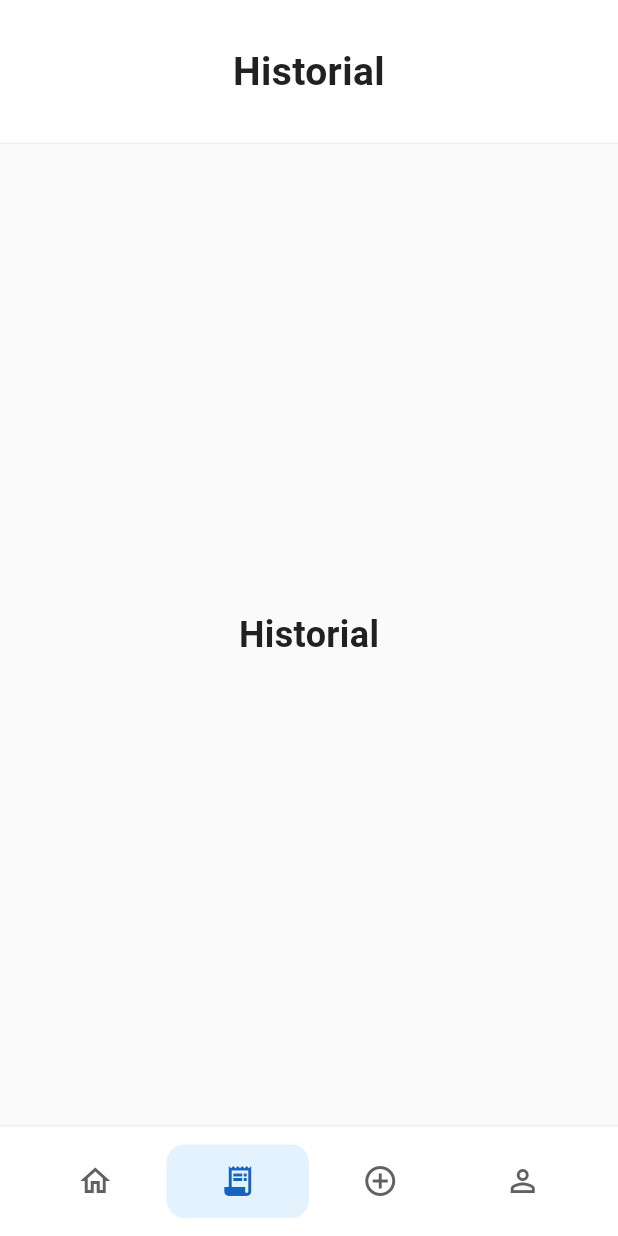
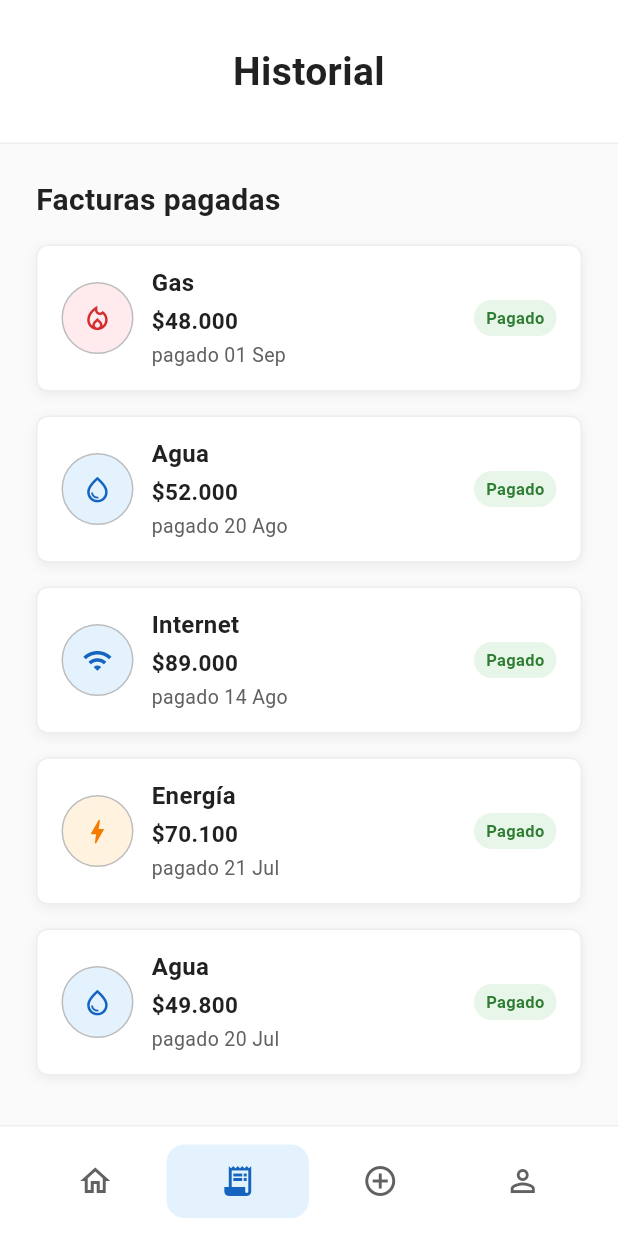
Before and after one commit to jcordobav/alerta-pagos-mobile, a Flutter app: the screen it shows after launch, item 2 of the bottom bar chosen, on a phone screen of 412 x 824 dp. Run offline on Flutter 3.47's test engine with Material 3 defaults, Android fonts, the phone set to English and light mode, and no system bars.

Commit message:
feat(historial): add historial view

```diff
--- /dev/null
+++ b/lib/data/demo_payment_history.dart
@@ -0,0 +1,57 @@
+import '../models/bill.dart';
+import '../models/paid_bill.dart';
+
+final demoPaymentHistory = <PaidBill>[
+  PaidBill(
+    id: 'internet-2026-08',
+    serviceName: 'Internet',
+    serviceType: ServiceType.internet,
+    amount: r'$89.000',
+    paidAt: DateTime(2026, 8, 14),
+  ),
+  PaidBill(
+    id: 'energy-2026-07',
+    serviceName: 'Energía',
+    serviceType: ServiceType.energy,
+    amount: r'$70.100',
+    paidAt: DateTime(2026, 7, 21),
+  ),
+  PaidBill(
+    id: 'gas-2026-09',
+    serviceName: 'Gas',
+    serviceType: ServiceType.gas,
+    amount: r'$48.000',
+    paidAt: DateTime(2026, 9, 1),
+  ),
+  PaidBill(
+    id: 'water-2026-08',
+    serviceName: 'Agua',
+    serviceType: ServiceType.water,
+    amount: r'$52.000',
+    paidAt: DateTime(2026, 8, 20),
+  ),
+  PaidBill(
+    id: 'water-2026-07',
+    serviceName: 'Agua',
+    serviceType: ServiceType.water,
+    amount: r'$49.800',
+    paidAt: DateTime(2026, 7, 20),
+  ),
+];
+
+final longTextPaymentHistory = <PaidBill>[
+  PaidBill(
+    id: 'internet-long-2026-09',
+    serviceName: 'Internet fibra óptica hogar + televisión y telefonía fija',
+    serviceType: ServiceType.internet,
+    amount: r'$1.249.990.000',
+    paidAt: DateTime(2026, 9, 12),
+  ),
+  PaidBill(
+    id: 'energy-long-2026-09',
+    serviceName: 'Energía eléctrica conjunto residencial apartamento 1204',
+    serviceType: ServiceType.energy,
+    amount: r'$356.780',
+    paidAt: DateTime(2026, 9, 3),
+  ),
+];
--- a/lib/models/bill.dart
+++ b/lib/models/bill.dart
@@ -1,4 +1,4 @@
-enum ServiceType { energy, internet, water }
+enum ServiceType { energy, internet, water, gas }
 
 enum BillStatus { pending, paid, overdue }
 
--- /dev/null
+++ b/lib/models/paid_bill.dart
@@ -0,0 +1,37 @@
+import 'bill.dart';
+
+class PaidBill {
+  const PaidBill({
+    required this.id,
+    required this.serviceName,
+    required this.serviceType,
+    required this.amount,
+    required this.paidAt,
+  });
+
+  static const _monthLabels = <String>[
+    'Ene',
+    'Feb',
+    'Mar',
+    'Abr',
+    'May',
+    'Jun',
+    'Jul',
+    'Ago',
+    'Sep',
+    'Oct',
+    'Nov',
+    'Dic',
+  ];
+
+  final String id;
+  final String serviceName;
+  final ServiceType serviceType;
+  final String amount;
+  final DateTime paidAt;
+
+  /// Fecha corta de pago, por ejemplo `01 Sep`.
+  String get paidDateLabel =>
+      '${paidAt.day.toString().padLeft(2, '0')} '
+      '${_monthLabels[paidAt.month - 1]}';
+}
--- /dev/null
+++ b/lib/screens/history/history_page.dart
@@ -0,0 +1,187 @@
+import 'package:flutter/material.dart';
+
+import '../../models/paid_bill.dart';
+import '../../services/payment_history_service.dart';
+import '../../theme/app_colors.dart';
+import '../../theme/app_text_styles.dart';
+import '../../widgets/app_header.dart';
+import '../../widgets/paid_bill_card.dart';
+
+enum _HistoryStatus { idle, loading, content, empty, error }
+
+class HistoryPage extends StatefulWidget {
+  const HistoryPage({
+    super.key,
+    required this.paymentHistoryService,
+    required this.isActive,
+  });
+
+  final PaymentHistoryService paymentHistoryService;
+
+  /// El historial se carga la primera vez que la pestaña se muestra.
+  final bool isActive;
+
+  @override
+  State<HistoryPage> createState() => _HistoryPageState();
+}
+
+class _HistoryPageState extends State<HistoryPage> {
+  _HistoryStatus _status = _HistoryStatus.idle;
+  List<PaidBill> _paidBills = const [];
+
+  @override
+  void initState() {
+    super.initState();
+    if (widget.isActive) _loadPaidBills();
+  }
+
+  @override
+  void didUpdateWidget(HistoryPage oldWidget) {
+    super.didUpdateWidget(oldWidget);
+    if (widget.isActive && _status == _HistoryStatus.idle) _loadPaidBills();
+  }
+
+  Future<void> _loadPaidBills() async {
+    _status = _HistoryStatus.loading;
+    if (mounted) setState(() {});
+
+    try {
+      final paidBills = await widget.paymentHistoryService.fetchPaidBills();
+      if (!mounted) return;
+      setState(() {
+        _paidBills = paidBills;
+        _status = paidBills.isEmpty
+            ? _HistoryStatus.empty
+            : _HistoryStatus.content;
+      });
+    } on PaymentHistoryException {
+      if (!mounted) return;
+      setState(() => _status = _HistoryStatus.error);
+    }
+  }
+
+  @override
+  Widget build(BuildContext context) {
+    return ColoredBox(
+      color: AppColors.surface,
+      child: Column(
+        children: [
+          const AppHeader(title: 'Historial'),
+          Expanded(
+            child: Padding(
+              padding: const EdgeInsets.fromLTRB(24, 24, 24, 0),
+              child: Column(
+                crossAxisAlignment: CrossAxisAlignment.start,
+                children: [
+                  Semantics(
+                    header: true,
+                    child: const Text(
+                      'Facturas pagadas',
+                      style: AppTextStyles.historySectionTitle,
+                    ),
+                  ),
+                  const SizedBox(height: 16),
+                  Expanded(child: _buildBody()),
+                ],
+              ),
+            ),
+          ),
+        ],
+      ),
+    );
+  }
+
+  Widget _buildBody() {
+    return switch (_status) {
+      _HistoryStatus.idle => const SizedBox.shrink(),
+      _HistoryStatus.loading => const Center(
+        child: CircularProgressIndicator(
+          key: ValueKey('history-loading'),
+          semanticsLabel: 'Cargando historial',
+        ),
+      ),
+      _HistoryStatus.content => ListView.separated(
+        key: const ValueKey('history-list'),
+        padding: const EdgeInsets.only(bottom: 24),
+        itemCount: _paidBills.length,
+        separatorBuilder: (_, _) => const SizedBox(height: 16),
+        itemBuilder: (context, index) {
+          final paidBill = _paidBills[index];
+          return PaidBillCard(
+            key: ValueKey('paid-bill-${paidBill.id}'),
+            paidBill: paidBill,
+          );
+        },
+      ),
+      _HistoryStatus.empty => const _HistoryMessage(
+        key: ValueKey('history-empty'),
+        icon: Icons.receipt_long_outlined,
+        title: 'Aún no tienes facturas pagadas',
+        message: 'Cuando pagues una factura aparecerá en este historial.',
+      ),
+      _HistoryStatus.error => _HistoryMessage(
+        key: const ValueKey('history-error'),
+        icon: Icons.error_outline,
+        iconColor: AppColors.error,
+        title: 'No pudimos cargar tu historial',
+        message: 'Revisa tu conexión e inténtalo de nuevo.',
+        action: FilledButton(
+          key: const ValueKey('history-retry'),
+          onPressed: _loadPaidBills,
+          style: FilledButton.styleFrom(
+            backgroundColor: AppColors.primary,
+            foregroundColor: Colors.white,
+            minimumSize: const Size(160, 48),
+            shape: RoundedRectangleBorder(
+              borderRadius: BorderRadius.circular(8),
+            ),
+          ),
+          child: const Text('Reintentar', style: AppTextStyles.actionButton),
+        ),
+      ),
+    };
+  }
+}
+
+class _HistoryMessage extends StatelessWidget {
+  const _HistoryMessage({
+    super.key,
+    required this.icon,
+    required this.title,
+    required this.message,
+    this.iconColor = AppColors.textSecondary,
+    this.action,
+  });
+
+  final IconData icon;
+  final Color iconColor;
+  final String title;
+  final String message;
+  final Widget? action;
+
+  @override
+  Widget build(BuildContext context) {
+    return SingleChildScrollView(
+      padding: const EdgeInsets.only(top: 48, bottom: 24),
+      child: Column(
+        crossAxisAlignment: CrossAxisAlignment.stretch,
+        children: [
+          ExcludeSemantics(child: Icon(icon, size: 48, color: iconColor)),
+          const SizedBox(height: 16),
+          Text(
+            title,
+            textAlign: TextAlign.center,
+            style: AppTextStyles.optionsTitle,
+          ),
+          const SizedBox(height: 8),
+          Text(
+            message,
+            textAlign: TextAlign.center,
+            style: AppTextStyles.stateMessage,
+          ),
+          if (action != null) ...[const SizedBox(height: 24), action!],
+        ],
+      ),
+    );
+  }
+}
--- a/lib/screens/main_navigation_page.dart
+++ b/lib/screens/main_navigation_page.dart
@@ -2,15 +2,23 @@ import 'package:flutter/material.dart';
 
 import '../data/demo_bills.dart';
 import '../services/alarm_timer_controller.dart';
+import '../services/mock_payment_history_service.dart';
+import '../services/payment_history_service.dart';
 import '../widgets/app_bottom_navigation.dart';
 import 'alarm/alarm_page.dart';
+import 'history/history_page.dart';
 import 'home/home_page.dart';
 import 'placeholder_page.dart';
 
 class MainNavigationPage extends StatefulWidget {
-  const MainNavigationPage({super.key, this.alarmSeconds = 60});
+  const MainNavigationPage({
+    super.key,
+    this.alarmSeconds = 60,
+    this.paymentHistoryService = const MockPaymentHistoryService(),
+  });
 
   final int alarmSeconds;
+  final PaymentHistoryService paymentHistoryService;
 
   @override
   State<MainNavigationPage> createState() => _MainNavigationPageState();
@@ -64,7 +72,10 @@ class _MainNavigationPageState extends State<MainNavigationPage> {
   Widget build(BuildContext context) {
     final pages = <Widget>[
       HomePage(alarmTimerController: _alarmTimerController),
-      const PlaceholderPage(title: 'Historial'),
+      HistoryPage(
+        paymentHistoryService: widget.paymentHistoryService,
+        isActive: _selectedIndex == 1,
+      ),
       const PlaceholderPage(title: 'Agregar pago'),
       const PlaceholderPage(title: 'Perfil'),
     ];
--- /dev/null
+++ b/lib/services/mock_payment_history_service.dart
@@ -0,0 +1,31 @@
+import '../data/demo_payment_history.dart';
+import '../models/paid_bill.dart';
+import 'payment_history_service.dart';
+
+enum PaymentHistoryScenario { content, empty, error, longText }
+
+class MockPaymentHistoryService implements PaymentHistoryService {
+  const MockPaymentHistoryService({
+    this.scenario = PaymentHistoryScenario.content,
+    this.latency = const Duration(milliseconds: 600),
+  });
+
+  final PaymentHistoryScenario scenario;
+  final Duration latency;
+
+  @override
+  Future<List<PaidBill>> fetchPaidBills() async {
+    await Future<void>.delayed(latency);
+
+    final bills = switch (scenario) {
+      PaymentHistoryScenario.content => demoPaymentHistory,
+      PaymentHistoryScenario.empty => const <PaidBill>[],
+      PaymentHistoryScenario.longText => longTextPaymentHistory,
+      PaymentHistoryScenario.error => throw const PaymentHistoryException(
+        'No fue posible obtener el historial de pagos.',
+      ),
+    };
+
+    return [...bills]..sort((a, b) => b.paidAt.compareTo(a.paidAt));
+  }
+}
--- /dev/null
+++ b/lib/services/payment_history_service.dart
@@ -0,0 +1,15 @@
+import '../models/paid_bill.dart';
+
+abstract interface class PaymentHistoryService {
+  /// Facturas pagadas, de la más reciente a la más antigua.
+  Future<List<PaidBill>> fetchPaidBills();
+}
+
+class PaymentHistoryException implements Exception {
+  const PaymentHistoryException(this.message);
+
+  final String message;
+
+  @override
+  String toString() => 'PaymentHistoryException: $message';
+}
--- a/lib/theme/app_text_styles.dart
+++ b/lib/theme/app_text_styles.dart
@@ -69,6 +69,28 @@ abstract final class AppTextStyles {
     height: 20 / 15,
     fontWeight: FontWeight.w500,
   );
+  static const TextStyle historySectionTitle = TextStyle(
+    color: AppColors.textPrimary,
+    fontSize: 20,
+    height: 27 / 20,
+    fontWeight: FontWeight.w600,
+  );
+  static const TextStyle paidAmount = TextStyle(
+    color: AppColors.textPrimary,
+    fontSize: 15,
+    height: 20 / 15,
+    fontWeight: FontWeight.w600,
+  );
+  static const TextStyle paidDate = TextStyle(
+    color: AppColors.textSecondary,
+    fontSize: 13,
+    height: 18 / 13,
+  );
+  static const TextStyle stateMessage = TextStyle(
+    color: AppColors.textSecondary,
+    fontSize: 14,
+    height: 20 / 14,
+  );
   static const TextStyle alarmTitle = TextStyle(
     color: AppColors.textPrimary,
     fontSize: 36,
--- /dev/null
+++ b/lib/widgets/paid_bill_card.dart
@@ -0,0 +1,66 @@
+import 'package:flutter/material.dart';
+
+import '../models/bill.dart';
+import '../models/paid_bill.dart';
+import '../theme/app_colors.dart';
+import '../theme/app_text_styles.dart';
+import 'service_icon.dart';
+import 'status_badge.dart';
+
+class PaidBillCard extends StatelessWidget {
+  const PaidBillCard({super.key, required this.paidBill});
+
+  final PaidBill paidBill;
+
+  @override
+  Widget build(BuildContext context) {
+    return MergeSemantics(
+      child: Container(
+        width: double.infinity,
+        padding: const EdgeInsets.symmetric(horizontal: 16, vertical: 14),
+        decoration: BoxDecoration(
+          color: AppColors.card,
+          borderRadius: BorderRadius.circular(8),
+          border: Border.all(color: AppColors.outlineSoft),
+          boxShadow: const [
+            BoxShadow(
+              color: Color(0x0F000000),
+              blurRadius: 6,
+              offset: Offset(0, 2),
+            ),
+          ],
+        ),
+        child: Row(
+          children: [
+            ExcludeSemantics(
+              child: ServiceIcon(serviceType: paidBill.serviceType, size: 48),
+            ),
+            const SizedBox(width: 12),
+            Expanded(
+              child: Column(
+                crossAxisAlignment: CrossAxisAlignment.start,
+                children: [
+                  Text(
+                    paidBill.serviceName,
+                    maxLines: 2,
+                    overflow: TextOverflow.ellipsis,
+                    style: AppTextStyles.serviceName,
+                  ),
+                  const SizedBox(height: 4),
+                  Text(paidBill.amount, style: AppTextStyles.paidAmount),
+                  const SizedBox(height: 4),
+                  Text(
+                    'pagado ${paidBill.paidDateLabel}',
+                    style: AppTextStyles.paidDate,
+                  ),
+                ],
+              ),
+            ),
+            const SizedBox(width: 12),
+            const StatusBadge(status: BillStatus.paid),
+          ],
+        ),
+      ),
+    );
+  }
+}
--- a/lib/widgets/service_icon.dart
+++ b/lib/widgets/service_icon.dart
@@ -27,6 +27,11 @@ class ServiceIcon extends StatelessWidget {
         AppColors.primary,
         AppColors.primaryContainer,
       ),
+      ServiceType.gas => (
+        Icons.local_fire_department_outlined,
+        AppColors.error,
+        const Color(0xFFFFEBEE),
+      ),
     };
 
     return Container(
```
Also changed, not shown: 1 other file.
